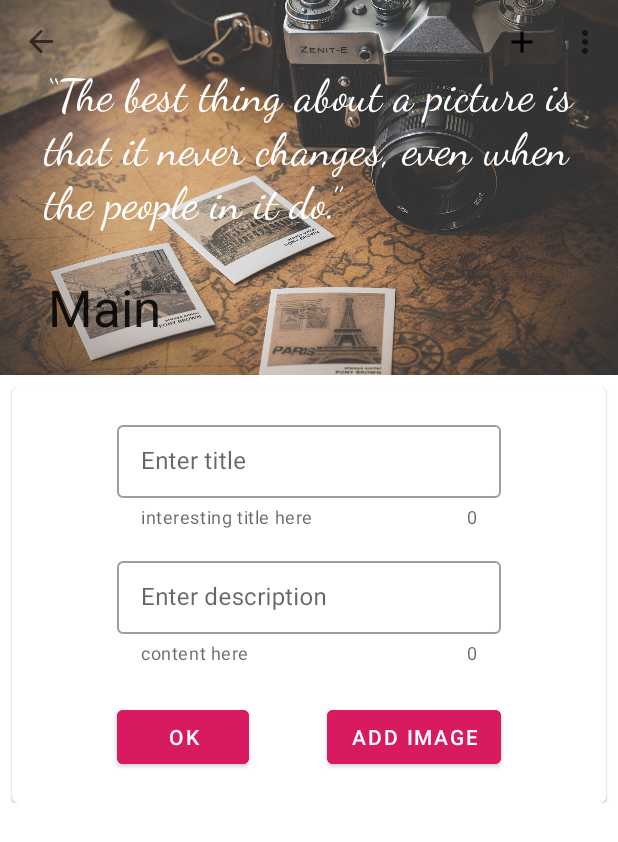
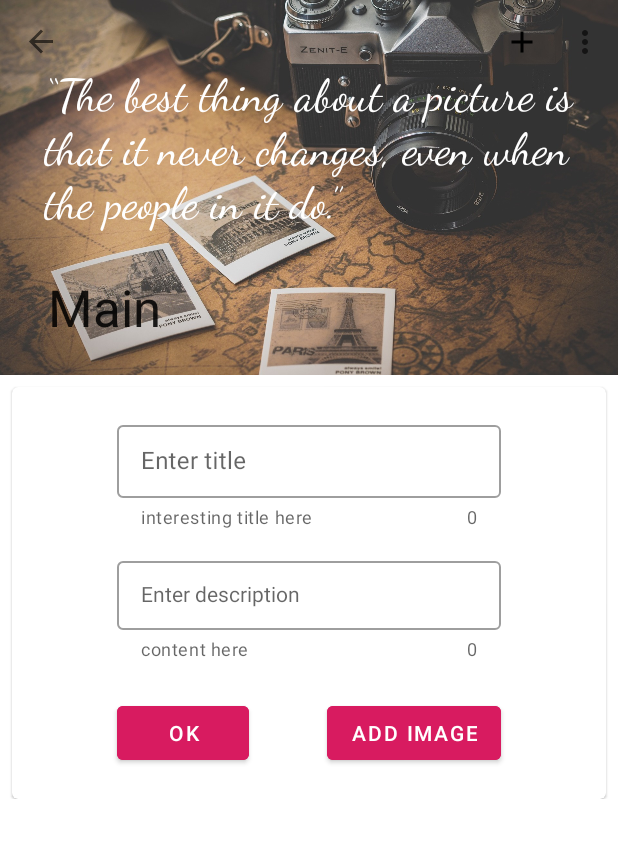
Before and after one commit to Is0git/PhotosLibraryApp, an Android app: the AddDialogFragment screen opened through its navigation route, on a phone screen of 412 x 824 dp. Shown: the top 842 px of the screen. Run offline under Robolectric (Android 15) with nearby library versions, the phone set to English and light mode, and no system bars; our stand-ins replace Room's generated code, data binding, navigation-ui; 1 statement that could not run was skipped.

```diff
--- a/app/src/main/java/com/android/photosapp/MainActivity.kt
+++ b/app/src/main/java/com/android/photosapp/MainActivity.kt
@@ -11,7 +11,7 @@ import androidx.navigation.Navigation
 import androidx.navigation.ui.AppBarConfiguration
 import androidx.navigation.ui.onNavDestinationSelected
 import androidx.navigation.ui.setupWithNavController
-import com.android.photosapp.data.viewModel.MainViewModel
+import com.android.photosapp.data.viewModelPackage.MainViewModel
 import com.android.photosapp.databinding.ActivityMainBinding
 
 
--- a/app/src/main/java/com/android/photosapp/data/dao/PhotoDao.kt
+++ b/app/src/main/java/com/android/photosapp/data/dao/PhotoDao.kt
@@ -10,7 +10,7 @@ import com.android.photosapp.data.entity.PhotoEntity
 @Dao
 interface PhotoDao {
     @Query("SELECT * FROM photo_table")
-    fun getPhotos() : LiveData<List<PhotoEntity>>
+    fun getPhotos() : LiveData<MutableList<PhotoEntity>>
 
     @Insert
     suspend fun addPhoto(photo:PhotoEntity)
--- a/app/src/main/java/com/android/photosapp/data/ui/adapters/AllPhotosAdapter.kt
+++ b/app/src/main/java/com/android/photosapp/data/ui/adapters/AllPhotosAdapter.kt
@@ -3,28 +3,41 @@ package com.android.photosapp.data.ui.adapters
 import android.view.LayoutInflater
 import android.view.View
 import android.view.ViewGroup
+import androidx.recyclerview.widget.DiffUtil
+import androidx.recyclerview.widget.ListAdapter
 import androidx.recyclerview.widget.RecyclerView
 import com.android.photosapp.data.entity.PhotoEntity
 import com.android.photosapp.databinding.PhotosAdapterLayoutBinding
 
-class AllPhotosAdapter : RecyclerView.Adapter<AllPhotosAdapter.MyViewHolder>() {
-    var photos:List<PhotoEntity>? = null
+class AllPhotosAdapter :
+    ListAdapter<PhotoEntity, AllPhotosAdapter.MyViewHolder>(callback) {
+
+
     override fun onCreateViewHolder(parent: ViewGroup, viewType: Int): MyViewHolder {
         var binding:PhotosAdapterLayoutBinding = PhotosAdapterLayoutBinding.inflate(LayoutInflater.from(parent.context), parent, false)
        return MyViewHolder(binding)
     }
 
-    override fun getItemCount(): Int = photos?.size ?: 0
+
 
     override fun onBindViewHolder(holder: MyViewHolder, position: Int) {
-        var item = photos?.get(position)
+        val item = getItem(position)
         holder.binding.setPhoto(item)
     }
 
-    fun setData(items:List<PhotoEntity>) {
-        this.photos = items
-    notifyDataSetChanged()}
+
 
     class MyViewHolder(val binding: PhotosAdapterLayoutBinding) : RecyclerView.ViewHolder(binding.root)
 
 }
+
+var callback: DiffUtil.ItemCallback<PhotoEntity> = object :
+    DiffUtil.ItemCallback<PhotoEntity>() {
+    override fun areItemsTheSame(oldItem: PhotoEntity, newItem: PhotoEntity): Boolean {
+        return oldItem.id == newItem.id
+    }
+
+    override fun areContentsTheSame(oldItem: PhotoEntity, newItem: PhotoEntity): Boolean {
+        return oldItem == newItem
+    }
+}
--- a/app/src/main/java/com/android/photosapp/data/ui/fragments/AddDialogFragment.kt
+++ b/app/src/main/java/com/android/photosapp/data/ui/fragments/AddDialogFragment.kt
@@ -13,7 +13,7 @@ import androidx.navigation.NavController
 import androidx.navigation.Navigation
 import com.android.photosapp.data.entity.PhotoEntity
 import com.android.photosapp.data.services.UploadService
-import com.android.photosapp.data.viewModel.MainViewModel
+import com.android.photosapp.data.viewModelPackage.MainViewModel
 import com.android.photosapp.databinding.DialogFragmentLayoutBinding
 import com.google.android.material.snackbar.Snackbar
 
--- a/app/src/main/java/com/android/photosapp/data/ui/fragments/MainFragment.kt
+++ b/app/src/main/java/com/android/photosapp/data/ui/fragments/MainFragment.kt
@@ -1,7 +1,6 @@
 package com.android.photosapp.data.ui.fragments
 
 import android.os.Bundle
-import android.util.Log
 import android.view.LayoutInflater
 import android.view.View
 import android.view.ViewGroup
@@ -11,13 +10,13 @@ import androidx.lifecycle.ViewModelProviders
 import androidx.recyclerview.widget.ItemTouchHelper
 import androidx.recyclerview.widget.RecyclerView
 import com.android.photosapp.data.ui.adapters.AllPhotosAdapter
-import com.android.photosapp.data.viewModel.MainViewModel
+import com.android.photosapp.data.viewModelPackage.MainViewModel
 import com.android.photosapp.databinding.MainFragmentLayoutBinding
 
 class MainFragment : Fragment() {
     lateinit var mainFragmentBinding: MainFragmentLayoutBinding
     lateinit var viewModel: MainViewModel
-    lateinit var adapter:AllPhotosAdapter
+    lateinit var adapter: AllPhotosAdapter
 
     override fun onCreateView(
         inflater: LayoutInflater,
@@ -28,14 +27,12 @@ class MainFragment : Fragment() {
 
         viewModel = ViewModelProviders.of(activity!!).get(MainViewModel::class.java)
         mainFragmentBinding.apply {
-           this.lifecycleOwner = lifecycleOwner
+            lifecycleOwner = activity
             model = viewModel
         }
-
         adapter = AllPhotosAdapter()
         mainFragmentBinding.recyclerView.adapter = adapter
-        viewModel.photos().observe(viewLifecycleOwner, Observer {
-            adapter.setData(it) })
+        viewModel.photo.observe(viewLifecycleOwner, Observer { adapter.submitList(it) })
 
         ItemTouchHelper(object :
             ItemTouchHelper.SimpleCallback(0, ItemTouchHelper.LEFT or ItemTouchHelper.RIGHT) {
@@ -48,8 +45,8 @@ class MainFragment : Fragment() {
             }
 
             override fun onSwiped(viewHolder: RecyclerView.ViewHolder, direction: Int) {
-                if (adapter.photos != null) {
-                    viewModel.deletePhoto(adapter.photos!![viewHolder.adapterPosition])
+                if (adapter.currentList[viewHolder.adapterPosition] != null) {
+                    viewModel.deletePhoto(adapter.currentList[viewHolder.adapterPosition])
                 }
             }
         }).attachToRecyclerView(mainFragmentBinding.recyclerView)
--- a/app/src/main/java/com/android/photosapp/data/viewModel/MainViewModel.kt
+++ b/app/src/main/java/com/android/photosapp/data/viewModelPackage/MainViewModel.kt
@@ -1,4 +1,4 @@
-package com.android.photosapp.data.viewModel
+package com.android.photosapp.data.viewModelPackage
 
 import android.app.Application
 import androidx.lifecycle.AndroidViewModel
@@ -11,12 +11,7 @@ import kotlinx.coroutines.launch
 class MainViewModel(application: Application) : AndroidViewModel(application) {
     val mainRepository:MainRepository = MainRepository(application)
 
-    var photo:LiveData<List<PhotoEntity>>
-
-    var photos = { mainRepository.getPhotos()}.also { photo = setPhotos(it) }
-
-    fun setPhotos(func:() -> LiveData<List<PhotoEntity>>) : LiveData<List<PhotoEntity>> = func()
-
+    var photo:LiveData<MutableList<PhotoEntity>> = mainRepository.getPhotos()
 
     fun addPhoto(photo:PhotoEntity) =  viewModelScope.launch {mainRepository.addPhoto(photo)  }
 
--- a/app/src/main/res/layout/dialog_fragment_layout.xml
+++ b/app/src/main/res/layout/dialog_fragment_layout.xml
@@ -44,7 +44,7 @@
 
         <com.google.android.material.textfield.TextInputLayout
             android:id="@+id/description"
-            style="@style/Widget.MaterialComponents.TextInputLayout.OutlinedBox.Dense"
+            style="@style/textInput"
             android:layout_width="256dp"
             android:layout_height="wrap_content"
             android:layout_marginTop="16dp"
@@ -60,7 +60,11 @@
             app:layout_constraintTop_toBottomOf="@id/title">
 
             <com.google.android.material.textfield.TextInputEditText
+                style="@style/textInput"
                 android:id="@+id/description_text"
+                android:textCursorDrawable="@color/colorAccent"
+                android:outlineAmbientShadowColor="@color/colorAccent"
+                android:outlineSpotShadowColor="@color/colorAccent"
                 android:maxLength="200"
                 android:layout_width="match_parent"
                 android:layout_height="wrap_content" />
--- a/app/src/main/res/layout/main_fragment_layout.xml
+++ b/app/src/main/res/layout/main_fragment_layout.xml
@@ -3,9 +3,10 @@
     xmlns:tools="http://schemas.android.com/tools"
     xmlns:android="http://schemas.android.com/apk/res/android">
     <data>
+        <import type="com.android.photosapp.data.viewModelPackage.MainViewModel"/>
         <variable
             name="model"
-            type="com.android.photosapp.data.viewModel.MainViewModel" />
+            type="com.android.photosapp.data.viewModelPackage.MainViewModel" />
     </data>
     <androidx.constraintlayout.widget.ConstraintLayout
         android:layout_width="match_parent"
@@ -23,7 +24,7 @@
             <TextView
                 android:layout_width="wrap_content"
                 android:layout_height="wrap_content"
-                android:text="@{String.valueOf(model.photo.size())}"
+                android:text="@{String.valueOf(model.photo.size()) }"
                 android:layout_marginStart="10dp"
                 android:layout_gravity="left|center"/>
 
--- a/app/src/main/res/values/styles.xml
+++ b/app/src/main/res/values/styles.xml
@@ -1,16 +1,16 @@
 <resources>
 
     <!-- Base application theme. -->
-    <style name="AppTheme" parent="Theme.MaterialComponents.DayNight.NoActionBar">
+    <style name="AppTheme" parent="Theme.MaterialComponents.Light.NoActionBar">
         <!-- Customize your theme here. -->
-        <item name="colorPrimary">@color/colorPrimary</item>
-        <item name="colorPrimaryDark">@color/colorPrimary</item>
-        <item name="colorAccent">@color/colorAccent</item>
+        <item name="colorPrimary">@color/colorAccent</item>
+        <item name="colorPrimaryDark">@color/colorAccent</item>
+        <item name="colorAccent">@color/colorTitle</item>
         <item name="android:windowFullscreen">true</item>
     </style>
 
     <style name="MaterialTheme" parent="Theme.MaterialComponents.NoActionBar">
-    <item name="colorPrimary" >@color/colorPrimaryDark</item>
+        <item name="colorPrimary">@color/colorPrimaryDark</item>
         <item name="colorPrimaryDark">@color/colorPrimary</item>
         <item name="colorAccent">@color/colorAccent</item>
     </style>
@@ -18,14 +18,22 @@
     <style name="DialogTheme" parent="Theme.AppCompat">
         <item name="colorOnSurface">@color/my_app_color_on_surface</item>
         <item name="scrimBackground">@color/mtrl_scrim_color</item>
-        <item name="textAppearanceHeadline1">@style/TextAppearance.MaterialComponents.Headline1</item>
-        <item name="textAppearanceHeadline2">@style/TextAppearance.MaterialComponents.Headline2</item>
-        <item name="textAppearanceHeadline3">@style/TextAppearance.MaterialComponents.Headline3</item>
-        <item name="textAppearanceHeadline4">@style/TextAppearance.MaterialComponents.Headline4</item>
-        <item name="textAppearanceHeadline5">@style/TextAppearance.MaterialComponents.Headline5</item>
-        <item name="textAppearanceHeadline6">@style/TextAppearance.MaterialComponents.Headline6</item>
-        <item name="textAppearanceSubtitle1">@style/TextAppearance.MaterialComponents.Subtitle1</item>
-        <item name="textAppearanceSubtitle2">@style/TextAppearance.MaterialComponents.Subtitle2</item>
+        <item name="textAppearanceHeadline1">@style/TextAppearance.MaterialComponents.Headline1
+        </item>
+        <item name="textAppearanceHeadline2">@style/TextAppearance.MaterialComponents.Headline2
+        </item>
+        <item name="textAppearanceHeadline3">@style/TextAppearance.MaterialComponents.Headline3
+        </item>
+        <item name="textAppearanceHeadline4">@style/TextAppearance.MaterialComponents.Headline4
+        </item>
+        <item name="textAppearanceHeadline5">@style/TextAppearance.MaterialComponents.Headline5
+        </item>
+        <item name="textAppearanceHeadline6">@style/TextAppearance.MaterialComponents.Headline6
+        </item>
+        <item name="textAppearanceSubtitle1">@style/TextAppearance.MaterialComponents.Subtitle1
+        </item>
+        <item name="textAppearanceSubtitle2">@style/TextAppearance.MaterialComponents.Subtitle2
+        </item>
         <item name="textAppearanceBody1">@style/TextAppearance.MaterialComponents.Body1</item>
         <item name="textAppearanceBody2">@style/TextAppearance.MaterialComponents.Body2</item>
         <item name="textAppearanceCaption">@style/TextAppearance.MaterialComponents.Caption</item>
@@ -33,4 +41,9 @@
         <item name="textAppearanceOverline">@style/TextAppearance.MaterialComponents.Overline</item>
     </style>
 
+    <style name="textInput" parent="Widget.MaterialComponents.TextInputLayout.OutlinedBox.Dense">
+        <item name="colorPrimary">@color/colorTitle</item>
+        <item name="colorPrimaryDark">@color/colorAccent</item>
+        <item name="colorAccent">@color/colorAccent</item>
+    </style>
 </resources>
```
